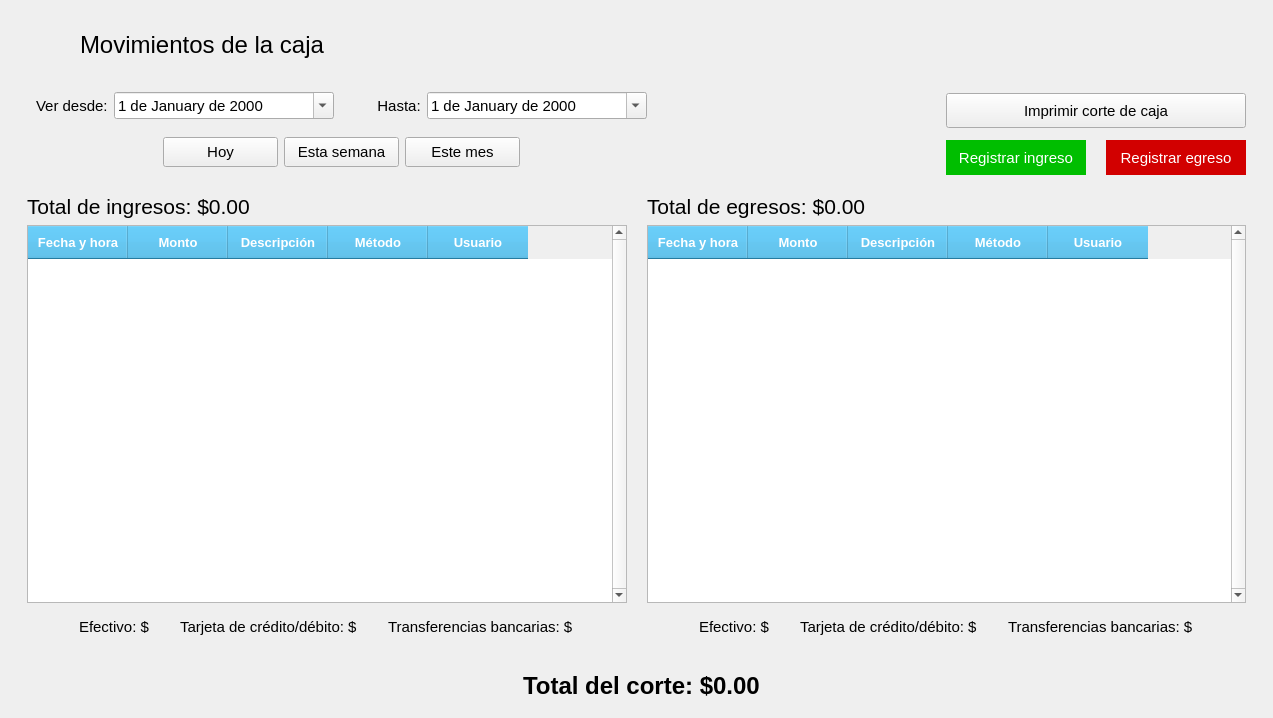
This is ui/Ui_Caja.ui in ivanperez-7/printpos as Qt 5 draws it before an edit. The edited form follows.
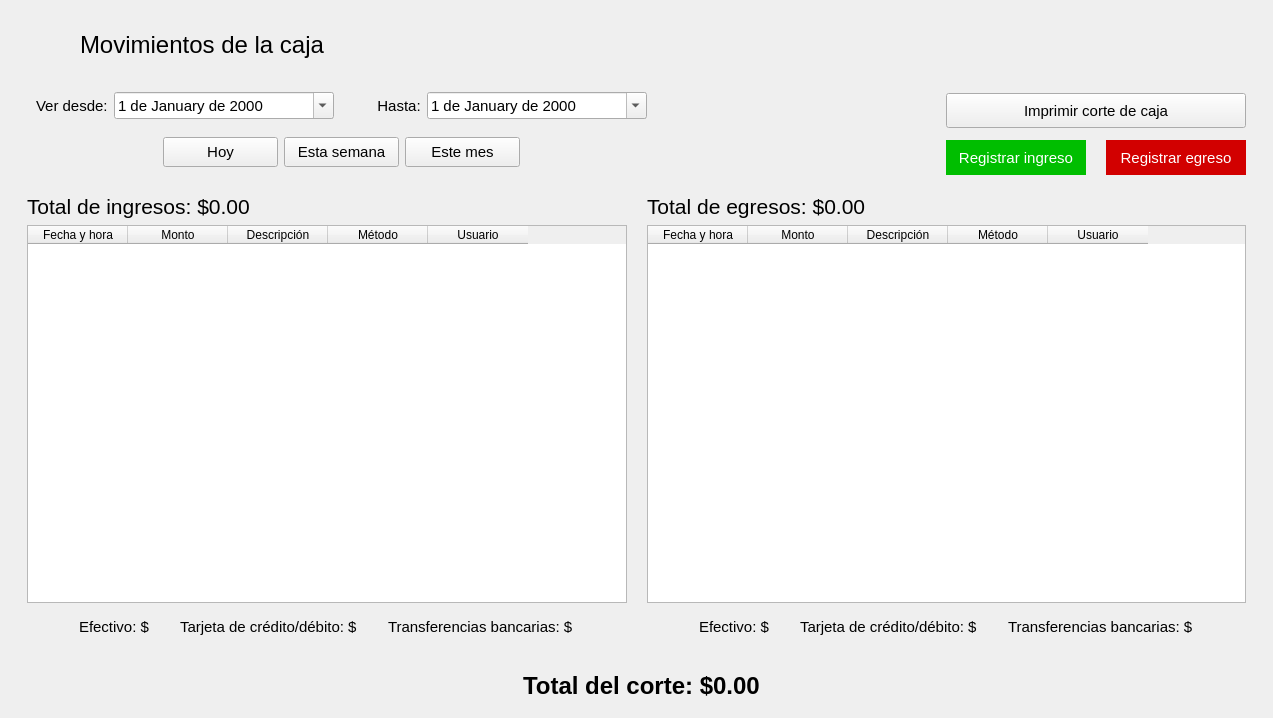
This is the edited form. Icons and pictures are not drawn. Custom widgets are drawn as their Qt base class.

The edit to the form file:
```diff
--- a/ui/Ui_Caja.ui
+++ b/ui/Ui_Caja.ui
@@ -449,62 +449,7 @@
            </widget>
           </item>
           <item row="1" column="0">
-           <widget class="QTableWidget" name="tabla_ingresos">
-            <property name="font">
-             <font>
-              <family>Segoe UI</family>
-              <pointsize>10</pointsize>
-             </font>
-            </property>
-            <property name="styleSheet">
-             <string notr="true">QHeaderView::section {
-	font: bold 10pt;
-	color: rgb(255, 255, 255);
-	background-color: rgb(52, 172, 224);
-	padding: 7px;
-}
-
-QTableView::item{
-  padding: 5px;
-}
-
-QTableWidget {
-	alternate-background-color: rgb(240, 240, 240);
-}
-
-QTableView {
-    selection-background-color: rgb(85, 85, 255);
-    selection-color: rgb(255, 255, 255);
-}
-QTableView:active {
-    selection-background-color: rgb(85, 85, 255);
-    selection-color: rgb(255, 255, 255);
-}</string>
-            </property>
-            <property name="verticalScrollBarPolicy">
-             <enum>Qt::ScrollBarAlwaysOn</enum>
-            </property>
-            <property name="editTriggers">
-             <set>QAbstractItemView::NoEditTriggers</set>
-            </property>
-            <property name="alternatingRowColors">
-             <bool>true</bool>
-            </property>
-            <property name="selectionMode">
-             <enum>QAbstractItemView::SingleSelection</enum>
-            </property>
-            <property name="selectionBehavior">
-             <enum>QAbstractItemView::SelectRows</enum>
-            </property>
-            <property name="showGrid">
-             <bool>false</bool>
-            </property>
-            <attribute name="horizontalHeaderMinimumSectionSize">
-             <number>50</number>
-            </attribute>
-            <attribute name="verticalHeaderVisible">
-             <bool>false</bool>
-            </attribute>
+           <widget class="TablaDatos" name="tabla_ingresos">
             <column>
              <property name="text">
               <string>Fecha y hora</string>
@@ -533,62 +478,7 @@
            </widget>
           </item>
           <item row="1" column="1">
-           <widget class="QTableWidget" name="tabla_egresos">
-            <property name="font">
-             <font>
-              <family>Segoe UI</family>
-              <pointsize>10</pointsize>
-             </font>
-            </property>
-            <property name="styleSheet">
-             <string notr="true">QHeaderView::section {
-	font: bold 10pt;
-	color: rgb(255, 255, 255);
-	background-color: rgb(52, 172, 224);
-	padding: 7px;
-}
-
-QTableView::item{
-  padding: 5px;
-}
-
-QTableWidget {
-	alternate-background-color: rgb(240, 240, 240);
-}
-
-QTableView {
-    selection-background-color: rgb(85, 85, 255);
-    selection-color: rgb(255, 255, 255);
-}
-QTableView:active {
-    selection-background-color: rgb(85, 85, 255);
-    selection-color: rgb(255, 255, 255);
-}</string>
-            </property>
-            <property name="verticalScrollBarPolicy">
-             <enum>Qt::ScrollBarAlwaysOn</enum>
-            </property>
-            <property name="editTriggers">
-             <set>QAbstractItemView::NoEditTriggers</set>
-            </property>
-            <property name="alternatingRowColors">
-             <bool>true</bool>
-            </property>
-            <property name="selectionMode">
-             <enum>QAbstractItemView::SingleSelection</enum>
-            </property>
-            <property name="selectionBehavior">
-             <enum>QAbstractItemView::SelectRows</enum>
-            </property>
-            <property name="showGrid">
-             <bool>false</bool>
-            </property>
-            <attribute name="horizontalHeaderMinimumSectionSize">
-             <number>50</number>
-            </attribute>
-            <attribute name="verticalHeaderVisible">
-             <bool>false</bool>
-            </attribute>
+           <widget class="TablaDatos" name="tabla_egresos">
             <column>
              <property name="text">
               <string>Fecha y hora</string>
@@ -795,6 +685,13 @@
    </layout>
   </widget>
  </widget>
+ <customwidgets>
+  <customwidget>
+   <class>TablaDatos</class>
+   <extends>QTableWidget</extends>
+   <header>utils.mywidgets.h</header>
+  </customwidget>
+ </customwidgets>
  <resources>
   <include location="../resources.qrc"/>
  </resources>
```
